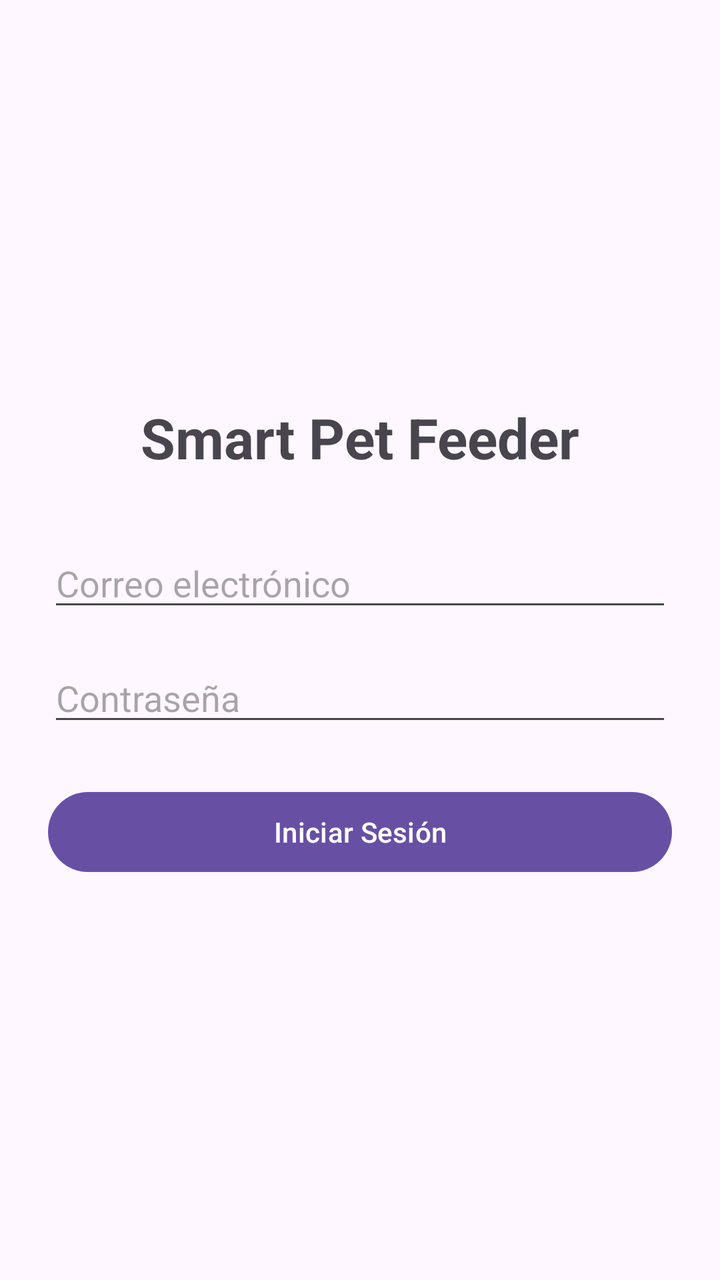
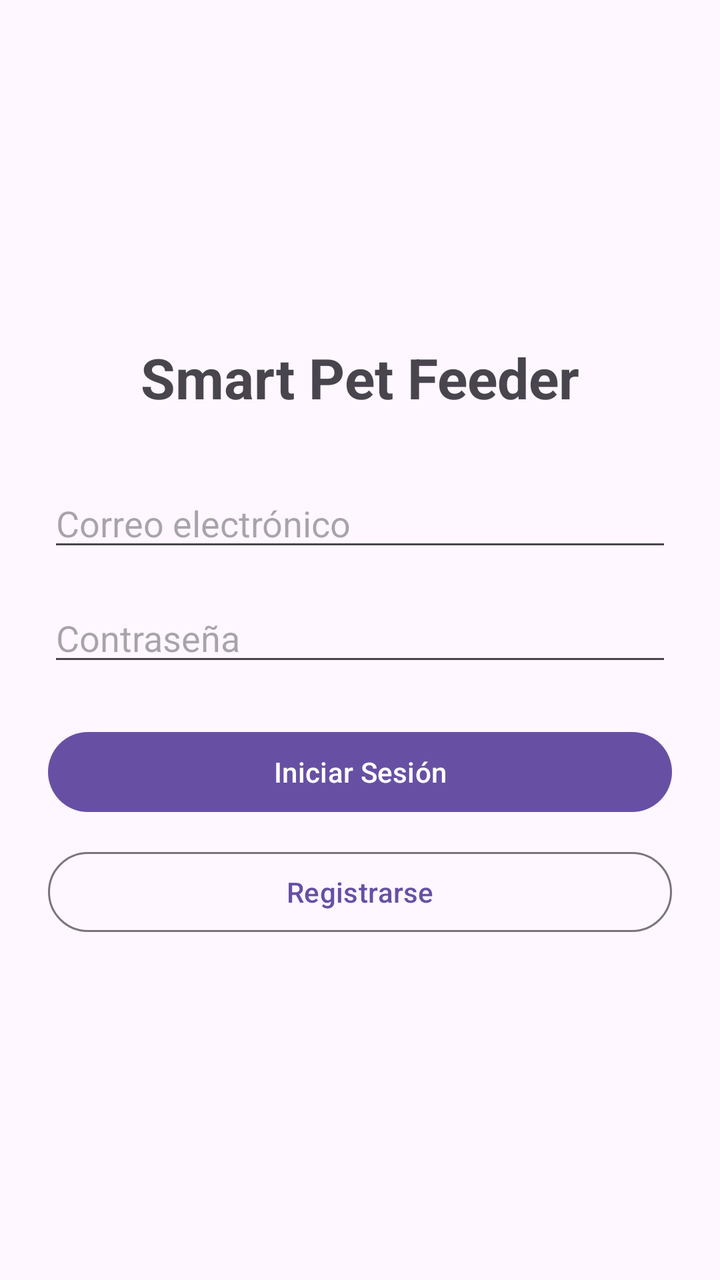

Screens rendered from an Android XML layout before and after an edit, with the pre-edit source and the edit as a unified diff.
<!-- AndroidManifest.xml: application theme Theme.Prueba2 -->
<!-- res/layout/activity_main.xml -->
<?xml version="1.0" encoding="utf-8"?>
<LinearLayout xmlns:android="http://schemas.android.com/apk/res/android"
    android:id="@+id/main"
    android:layout_width="match_parent"
    android:layout_height="match_parent"
    android:orientation="vertical"
    android:gravity="center"
    android:padding="24dp">

    <TextView
        android:layout_width="wrap_content"
        android:layout_height="wrap_content"
        android:text="Smart Pet Feeder"
        android:textSize="28sp"
        android:textStyle="bold"
        android:layout_marginBottom="32dp" />

    <EditText
        android:id="@+id/etEmail"
        android:layout_width="match_parent"
        android:layout_height="wrap_content"
        android:hint="Correo electrónico"
        android:inputType="textEmailAddress"
        android:layout_marginBottom="16dp" />

    <EditText
        android:id="@+id/etPassword"
        android:layout_width="match_parent"
        android:layout_height="wrap_content"
        android:hint="Contraseña"
        android:inputType="textPassword"
        android:layout_marginBottom="24dp" />

    <Button
        android:id="@+id/btnLogin"
        android:layout_width="match_parent"
        android:layout_height="wrap_content"
        android:text="Iniciar Sesión" />

</LinearLayout>
<!-- resources referenced by this layout -->
<resources>
  <style name="Theme.Prueba2" parent="Base.Theme.Prueba2" />
  <style name="Base.Theme.Prueba2" parent="Theme.Material3.DayNight.NoActionBar">
          
          
      </style>
</resources>

<!-- the commit's change to res/layout/activity_main.xml (unified diff, before → after) -->
@@ -35,6 +35,14 @@
         android:id="@+id/btnLogin"
         android:layout_width="match_parent"
         android:layout_height="wrap_content"
-        android:text="Iniciar Sesión" />
+        android:text="Iniciar Sesión"
+        android:layout_marginBottom="12dp" />
+
+    <Button
+        android:id="@+id/btnRegistrar"
+        android:layout_width="match_parent"
+        android:layout_height="wrap_content"
+        android:text="Registrarse"
+        style="?attr/materialButtonOutlinedStyle" />
 
 </LinearLayout>
